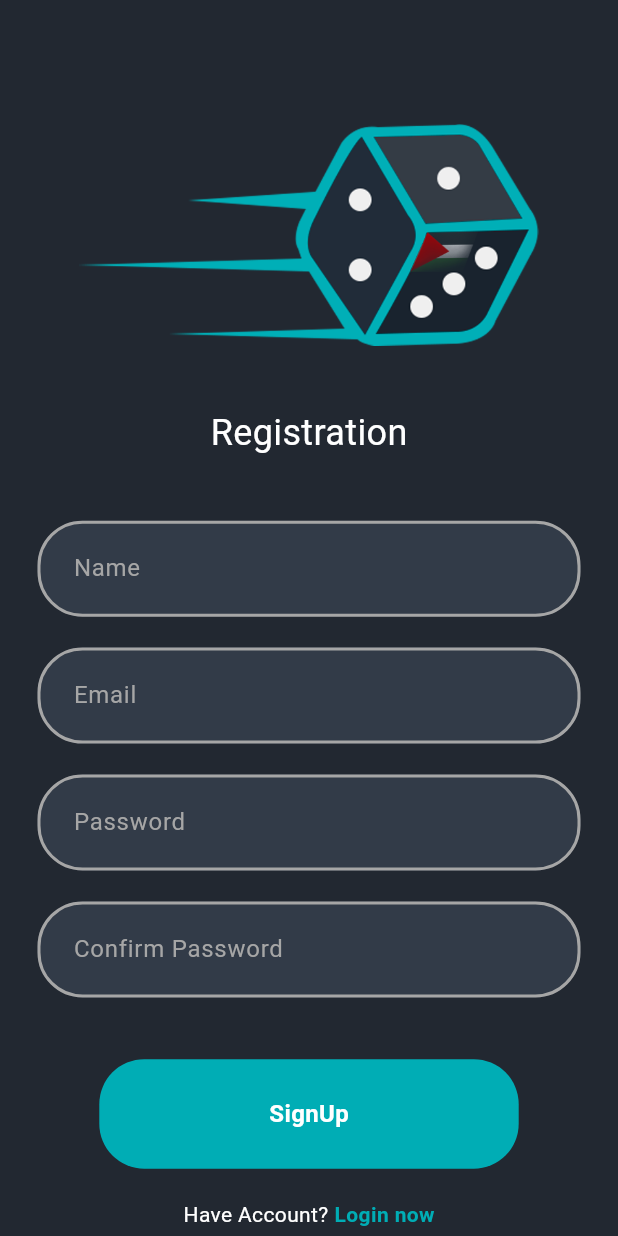
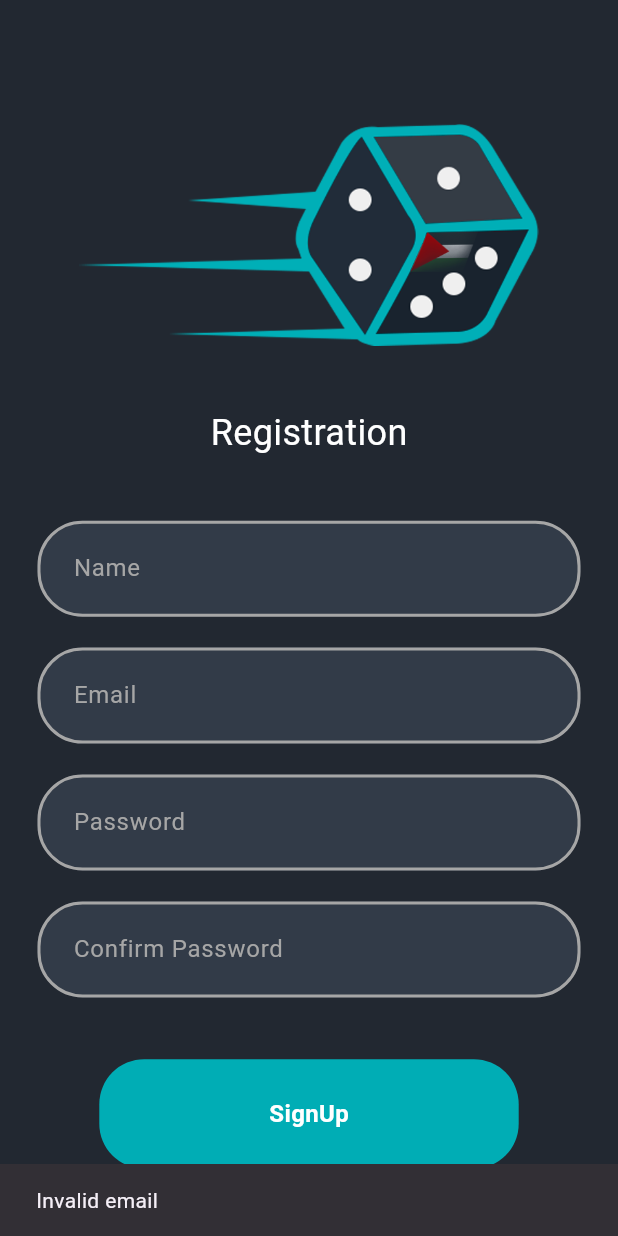
Before and after one commit to youseftrek/Gready-Dice, a Flutter app: the SignupPage screen opened directly, after a tap on "SignUp", on a phone screen of 412 x 824 dp. Run offline on Flutter 3.47's test engine with Material 3 defaults, Android fonts, the phone set to English and light mode, and no system bars; our stand-ins replace dio, lottie; network calls fail; Roboto replaces fonts that are missing (Rubik).

Commit message:
Creating Login and Signup Functions

```diff
--- a/lib/main.dart
+++ b/lib/main.dart
@@ -11,8 +11,6 @@ void main() {
 class GreedyDice extends StatelessWidget {
   @override
   Widget build(BuildContext context) {
-    dynamic users = APIServiceModel.getUsersList();
-    print(users);
     return MaterialApp(
       theme: ThemeData(fontFamily: 'Rubik'),
       debugShowCheckedModeBanner: false,
--- a/lib/models/user_model.dart
+++ b/lib/models/user_model.dart
@@ -4,11 +4,12 @@ class User {
   final int score;
   final String avatarUrl;
   final String id;
+  final String password;
   User(
       {required this.email,
       required this.name,
       required this.score,
-      required this.avatarUrl,
-      this.id = ''
-      });
+      this.avatarUrl = '',
+      this.id = '',
+      this.password = 'test'});
 }
--- a/lib/views/Signup_Page.dart
+++ b/lib/views/Signup_Page.dart
@@ -1,11 +1,20 @@
+import 'package:flutter/cupertino.dart';
 import 'package:flutter/material.dart';
 import 'package:greedy_dice_project/models/api_service_model.dart';
+import 'package:greedy_dice_project/views/login_screen.dart';
 import 'package:greedy_dice_project/widgets/Signup_Textfield.dart';
 import 'package:greedy_dice_project/widgets/Signup_button.dart';
+import '../models/user_model.dart';
+import '../widgets/utils.dart';
 
-class SignupPage extends StatelessWidget {
+class SignupPage extends StatefulWidget {
   SignupPage({Key? key});
 
+  @override
+  State<SignupPage> createState() => _SignupPageState();
+}
+
+class _SignupPageState extends State<SignupPage> {
   final nameController = TextEditingController();
   final emailController = TextEditingController();
   final passwordController = TextEditingController();
@@ -13,6 +22,40 @@ class SignupPage extends StatelessWidget {
 
   void signupUser() {
     // Implement signup functionality here
+    bool validEmail = Utils.isValidEmail(emailController.text);
+    bool validPassword = Utils.confirmPassword(
+        passwordController.text, confirmPasswordController.text);
+    if (validPassword && validEmail) {
+      User user = User(
+          email: emailController.text,
+          name: nameController.text,
+          score: 0,
+          avatarUrl: "https://i.pravatar.cc/500?img=15",
+          password: passwordController.text);
+      APIServiceModel.createNewUser(user);
+      Navigator.pushReplacement(
+        context,
+        MaterialPageRoute(builder: (context) => const LoginScreen()),
+      );
+    } else {
+      if (!validEmail) {
+        ScaffoldMessenger.of(context).showSnackBar(
+          const SnackBar(
+            content: Text('Invalid email'), // Message to display
+            duration: Duration(
+                seconds: 2), // Duration for which the message will be displayed
+          ),
+        );
+      } else if (!validPassword) {
+        ScaffoldMessenger.of(context).showSnackBar(
+          const SnackBar(
+            content: Text('Passwords don\'t match'), // Message to display
+            duration: Duration(
+                seconds: 2), // Duration for which the message will be displayed
+          ),
+        );
+      }
+    }
   }
 
   @override
@@ -30,7 +73,10 @@ class SignupPage extends StatelessWidget {
             SizedBox(
               height: screenSize.height * 0.1,
             ),
-            Image.asset('assets/images/dice.png',height: screenSize.height * 0.18,),
+            Image.asset(
+              'assets/images/dice.png',
+              height: screenSize.height * 0.18,
+            ),
             SizedBox(
               height: screenSize.height * 0.05,
             ),
@@ -76,31 +122,37 @@ class SignupPage extends StatelessWidget {
             Padding(
               padding: EdgeInsets.symmetric(horizontal: screenSize.width * 0.1),
               child: Signup_button(
-                onTap: () async {
-                  // Handle signup button tap
-                  APIServiceModel.putUserStatus(1,true);
-                },
+                onTap: signupUser,
                 label: "SignUp",
               ),
             ),
             SizedBox(
               height: screenSize.height * 0.025,
             ),
-            const Row(
+            Row(
               mainAxisAlignment: MainAxisAlignment.center,
               children: [
-                Text(
+                const Text(
                   'Have Account?',
                   style: TextStyle(color: Colors.white),
                 ),
-                SizedBox(
+                const SizedBox(
                   width: 4,
                 ),
-                Text(
-                  'Login now',
-                  style: TextStyle(
-                    color: Color(0xFF00ADB5),
-                    fontWeight: FontWeight.bold,
+                GestureDetector(
+                  onTap: () {
+                    Navigator.push(
+                      context,
+                      MaterialPageRoute(
+                          builder: (context) => const LoginScreen()),
+                    );
+                  },
+                  child: const Text(
+                    'Login now',
+                    style: TextStyle(
+                      color: Color(0xFF00ADB5),
+                      fontWeight: FontWeight.bold,
+                    ),
                   ),
                 )
               ],
```
Also changed, not shown: lib/views/login_screen.dart (+35 -9 lines).
